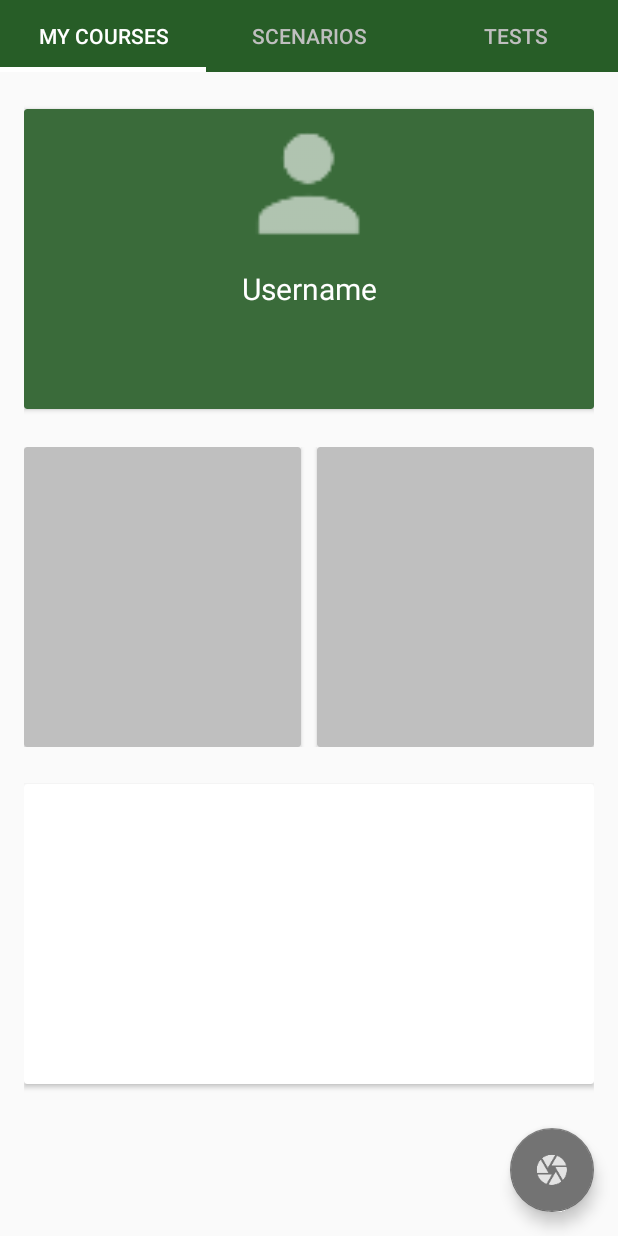
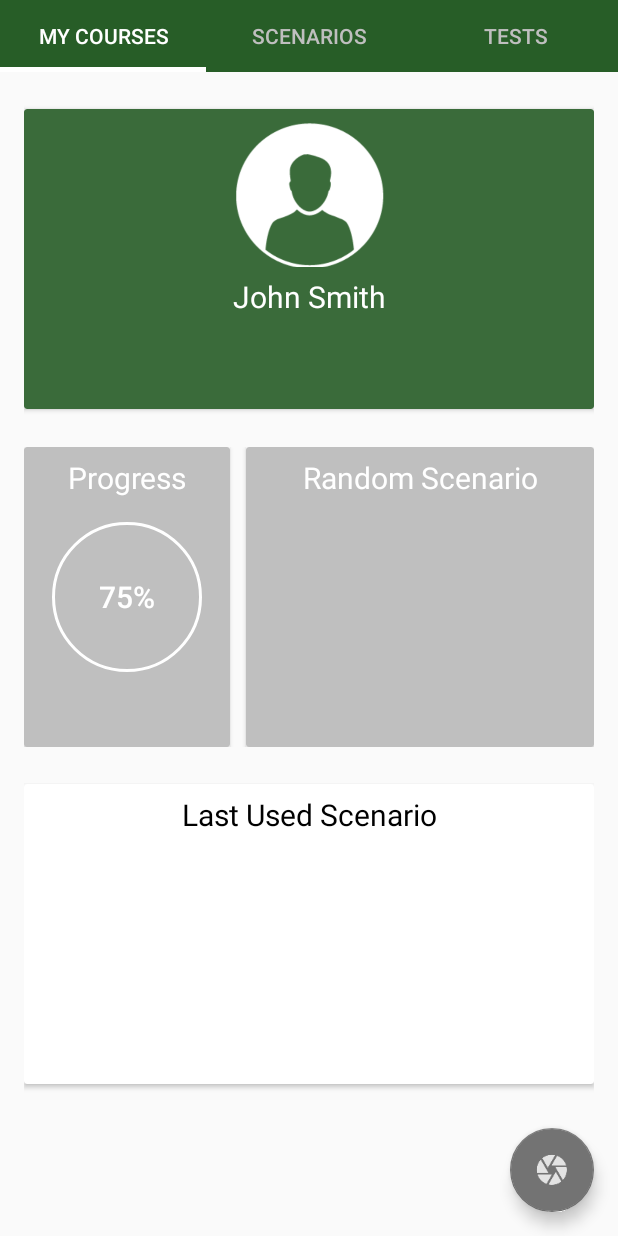
Before and after one commit to anthonyessaye/ProjectHumane, an Android app: the screen it shows after launch (MainActivity), on a phone screen of 412 x 824 dp. Run offline under Robolectric (Android 15) with nearby library versions, the phone set to English and light mode, and no system bars.

Commit message:
First Alpha Release

```diff
--- a/app/src/main/java/com/themodernbit/emerald/CapturedWordActivity.java
+++ b/app/src/main/java/com/themodernbit/emerald/CapturedWordActivity.java
@@ -48,7 +48,7 @@ public class CapturedWordActivity extends AppCompatActivity {
         final ListView listview = (ListView) findViewById(R.id.listview);
 
         final ArrayList<String> list = new ArrayList<String>();
-        for (int i = 0; i < 10; ++i) {
+        for (int i = 0; i < TagsListArray.length; ++i) {
             list.add(CopyOfList[i] + " " + TagsListArray[i]);
         }
 
--- a/app/src/main/java/com/themodernbit/emerald/LevelFragment.java
+++ b/app/src/main/java/com/themodernbit/emerald/LevelFragment.java
@@ -15,6 +15,7 @@ import android.widget.Toast;
 import com.themodernbit.emerald.ScenariosPackage.Scenario;
 import com.themodernbit.emerald.ScenariosPackage.ScenarioDBHandler;
 import com.themodernbit.emerald.ScenariosPackage.Statements;
+import com.themodernbit.emerald.StaticClasses.RVAdapter;
 import com.themodernbit.emerald.StaticClasses.StableArrayAdapter;
 
 import java.util.ArrayList;
--- a/app/src/main/java/com/themodernbit/emerald/StaticClasses/StableArrayAdapter.java
+++ b/app/src/main/java/com/themodernbit/emerald/StaticClasses/StableArrayAdapter.java
@@ -22,6 +22,9 @@ public class StableArrayAdapter extends ArrayAdapter<String> {
         }
     }
 
+
+
+
     @Override
     public long getItemId(int position) {
         String item = getItem(position);
--- a/app/src/main/res/drawable/roundedbutton.xml
+++ b/app/src/main/res/drawable/roundedbutton.xml
@@ -2,8 +2,8 @@
 <selector xmlns:android="http://schemas.android.com/apk/res/android">
     <item android:state_pressed="false">
         <shape android:shape="rectangle">
-            <corners android:radius="1000dp" />
-            <solid android:color="@color/colorLightShade" />
+            <corners android:radius="100dp" />
+            <solid android:color="@android:color/transparent" />
             <stroke
                 android:width="2dp"
                 android:color="@color/colorLightStroke" />
--- a/app/src/main/res/layout/fragment_user.xml
+++ b/app/src/main/res/layout/fragment_user.xml
@@ -30,12 +30,14 @@
 
            <LinearLayout
                android:layout_width="match_parent"
-               android:layout_height="100dp"
+               android:layout_height="105dp"
                android:gravity="center">
                <ImageView
                    android:layout_width="100dp"
                    android:layout_height="100dp"
-                   android:background="@drawable/ic_person"
+                   android:layout_marginTop="5dp"
+                   android:background="@drawable/profile_pictures"
+
                    android:backgroundTint="#FFF"/>
 
 
@@ -44,13 +46,13 @@
                android:layout_width="match_parent"
                android:layout_height="100dp"
                android:gravity="center"
-               android:layout_marginTop="70dp">
+               android:layout_marginTop="75dp">
                <TextView
                    android:layout_width="match_parent"
                    android:layout_height="30dp"
                    android:textSize="20dp"
                    android:textColor="#FFF"
-                   android:text="Username"
+                   android:text="John Smith"
                    android:gravity="center"/>
 
 
@@ -72,9 +74,42 @@
             android:id="@+id/mainCardView"
             android:layout_width="wrap_content"
             android:layout_height="200dp"
-            android:layout_weight="1"
             android:layout_marginRight="5dp"
+            android:layout_weight="0.5"
             android:backgroundTint="#bfbfbf">
+
+            <LinearLayout
+                android:layout_width="match_parent"
+                android:layout_height="100dp"
+                android:layout_marginTop="5dp">
+
+                <TextView
+                    android:layout_width="match_parent"
+                    android:layout_height="30dp"
+                    android:gravity="center"
+                    android:text="Progress"
+                    android:textColor="#FFF"
+                    android:textSize="20dp" />
+
+
+            </LinearLayout>
+
+            <LinearLayout
+                android:layout_width="match_parent"
+                android:layout_height="match_parent"
+                android:gravity="center">
+
+                <Button
+                    android:layout_width="100dp"
+                    android:layout_height="100dp"
+                    android:background="@drawable/roundedbutton"
+                    android:enabled="false"
+                    android:text="75%"
+                    android:textColor="@android:color/white"
+                    android:textSize="20dp"/>
+
+
+            </LinearLayout>
 
 
         </android.support.v7.widget.CardView>
@@ -85,8 +120,24 @@
             android:layout_height="200dp"
             android:layout_weight="1"
             android:layout_marginLeft="5dp"
-            android:backgroundTint="#bfbfbf">
+            android:backgroundTint="#bfbfbf"
+            >
 
+
+            <LinearLayout
+                android:layout_width="match_parent"
+                android:layout_height="100dp"
+                android:layout_marginTop="5dp">
+                <TextView
+                    android:layout_width="match_parent"
+                    android:layout_height="30dp"
+                    android:textSize="20dp"
+                    android:textColor="#FFF"
+                    android:text="Random Scenario"
+                    android:gravity="center"/>
+
+
+            </LinearLayout>
 
         </android.support.v7.widget.CardView>
 
@@ -105,7 +156,20 @@
             android:layout_width="match_parent"
             android:layout_height="200dp">
 
+            <LinearLayout
+                android:layout_width="match_parent"
+                android:layout_height="100dp"
+                android:layout_marginTop="5dp">
+                <TextView
+                    android:layout_width="match_parent"
+                    android:layout_height="30dp"
+                    android:textSize="20dp"
+                    android:textColor="#000"
+                    android:text="Last Used Scenario"
+                    android:gravity="center"/>
 
+
+            </LinearLayout>
 
         </android.support.v7.widget.CardView>
 
```
Also changed, not shown: app/src/main/java/com/themodernbit/emerald/CameraActions/PicturePreviewActivity.java (+79 -5 lines), app/src/main/java/com/themodernbit/emerald/StaticClasses/RVAdapter.java (added, +64 -0 lines), app/src/main/java/com/themodernbit/emerald/TagsActivities/TranslateForMe.java (+5 -3 lines), app/src/main/res/layout/activity_picture_preview.xml (+11 -1 lines), app/src/main/res/layout/card_view_layout.xml (added, +23 -0 lines), app/src/main/res/drawable/profile_pictures.png (added).
